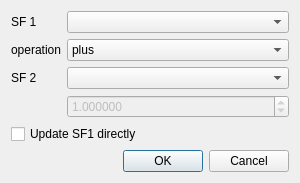
Old version of the form qCC/ui_templates/sfArithmeticsDlg.ui in the repository CloudCompare/CloudCompare.
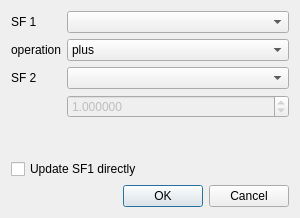
New version of the form.

What changed in the file:
```diff
--- a/qCC/ui_templates/sfArithmeticsDlg.ui
+++ b/qCC/ui_templates/sfArithmeticsDlg.ui
@@ -7,7 +7,7 @@
     <x>0</x>
     <y>0</y>
     <width>300</width>
-    <height>180</height>
+    <height>218</height>
    </rect>
   </property>
   <property name="windowTitle">
```
Left out of the diff: 18 changed lines with no effect on the pictures.
